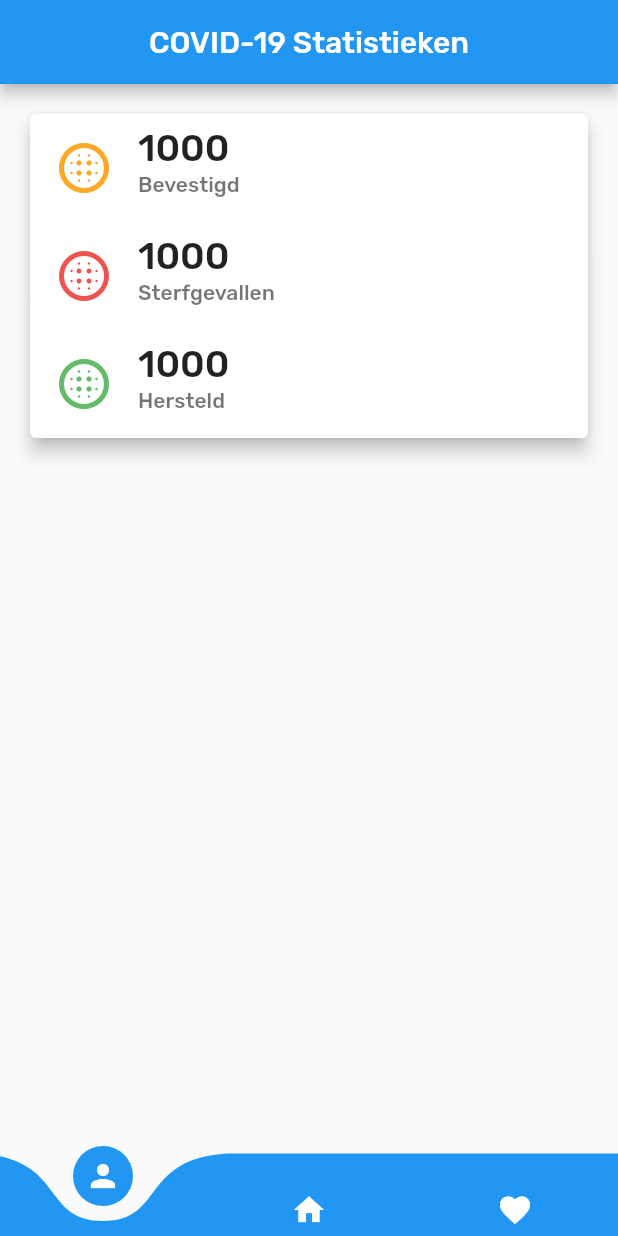
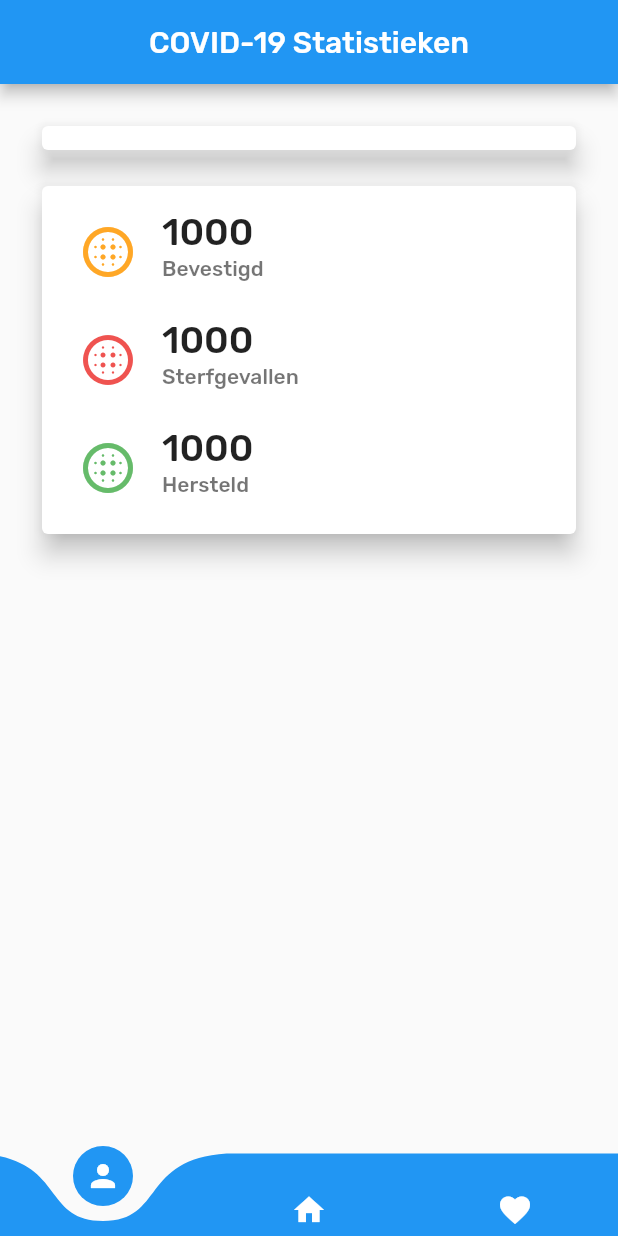
Before and after one commit to beaudario/COVID-19-Stats-App, a Flutter app: the screen it shows after launch, on a phone screen of 412 x 824 dp. Run offline on Flutter 3.47's test engine with Material 2 defaults, Android fonts, the phone set to English and light mode, and no system bars; drawn by our look-alikes of curved_navigation_bar.

Commit message:
added second card

```diff
--- a/covid_19_stats_applicatie/lib/pages/home_page.dart
+++ b/covid_19_stats_applicatie/lib/pages/home_page.dart
@@ -10,10 +10,31 @@ class HomePage extends StatelessWidget {
         centerTitle: true,
       ),
       backgroundColor: Colors.grey[50],
-      body: Padding(
+      body: Container(
         padding: EdgeInsets.all(16),
+        child: ListView(
+          children: <Widget>[
+            Padding(
+              padding: EdgeInsets.all(8),
               child: Card(
-          elevation: 5,
+                elevation: 7,
+                child: Padding(
+                  padding: EdgeInsets.all(8),
+                  child: Column(
+                    mainAxisSize: MainAxisSize.min,
+                    children: <Widget>[
+
+                    ],
+                  ),
+                ),
+              ),
+            ),
+            Padding(
+              padding: EdgeInsets.all(8),
+              child: Card(
+                elevation: 7,
+                child: Padding(
+                  padding: EdgeInsets.all(8),
                   child: Column(
                     mainAxisSize: MainAxisSize.min,
                     children: <Widget>[
@@ -22,7 +43,6 @@ class HomePage extends StatelessWidget {
                           Icons.blur_circular, //filter_tilt_shift,
                           color: Colors.orange[400],
                           size: 40,
-
                         ),
                         title: Text(
                           '1000',
@@ -60,6 +80,10 @@ class HomePage extends StatelessWidget {
                   ),
                 ),
               ),
+            ),
+          ],
+        ),
+      ),
       bottomNavigationBar: CustomNavigationBar(),
     );
   }
--- a/covid_19_stats_applicatie/lib/widgets/custom_navigation_bar.dart
+++ b/covid_19_stats_applicatie/lib/widgets/custom_navigation_bar.dart
@@ -19,7 +19,7 @@ class CustomNavigationBar extends StatelessWidget {
         Icon(Icons.favorite, color: Colors.white),
       ],
       animationDuration: Duration(
-          milliseconds: 350
+          milliseconds: 200
       ),
     );
   }
```
Lines whose indentation alone changed are shown as unchanged.
